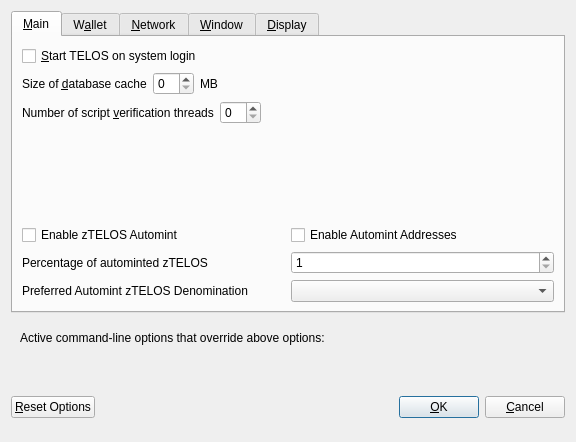
Before: the Qt Designer form src/qt/forms/optionsdialog.ui in phoenixkonsole/papara, drawn with Qt 5.
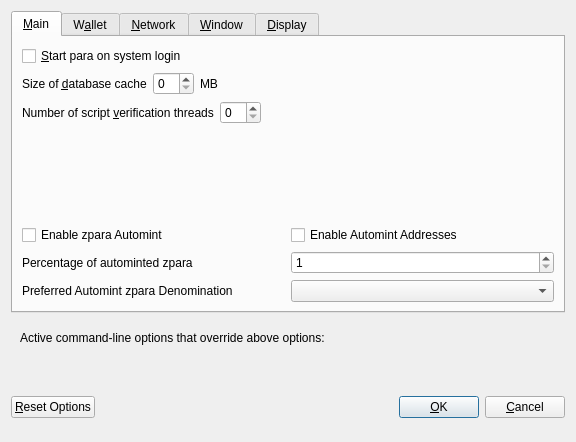
After: the same form once the commit is applied. Custom widgets are drawn as their Qt base class.

```diff
--- a/src/qt/forms/optionsdialog.ui
+++ b/src/qt/forms/optionsdialog.ui
@@ -33,7 +33,7 @@
           <string>Automatically start TELOS after logging in to the system.</string>
          </property>
          <property name="text">
-          <string>&amp;Start TELOS on system login</string>
+          <string>&amp;Start para on system login</string>
          </property>
         </widget>
        </item>
@@ -147,7 +147,7 @@
                <enum>Qt::LeftToRight</enum>
               </property>
               <property name="text">
-               <string>Enable zTELOS Automint</string>
+               <string>Enable zpara Automint</string>
               </property>
              </widget>
             </item>
@@ -174,7 +174,7 @@
                <string>Percentage of incoming TELOS which get automatically converted to zTELOS via Zerocoin Protocol (min: 10%)</string>
               </property>
               <property name="text">
-               <string>Percentage of autominted zTELOS</string>
+               <string>Percentage of autominted zpara</string>
               </property>
              </widget>
             </item>
@@ -207,7 +207,7 @@
                <string>Wait with automatic conversion to Zerocoin until enough TELOS for this denomination is available</string>
               </property>
               <property name="text">
-               <string>Preferred Automint zTELOS Denomination</string>
+               <string>Preferred Automint zpara Denomination</string>
               </property>
              </widget>
             </item>
```
Left out of the diff: 28 changed lines with no effect on the pictures.
